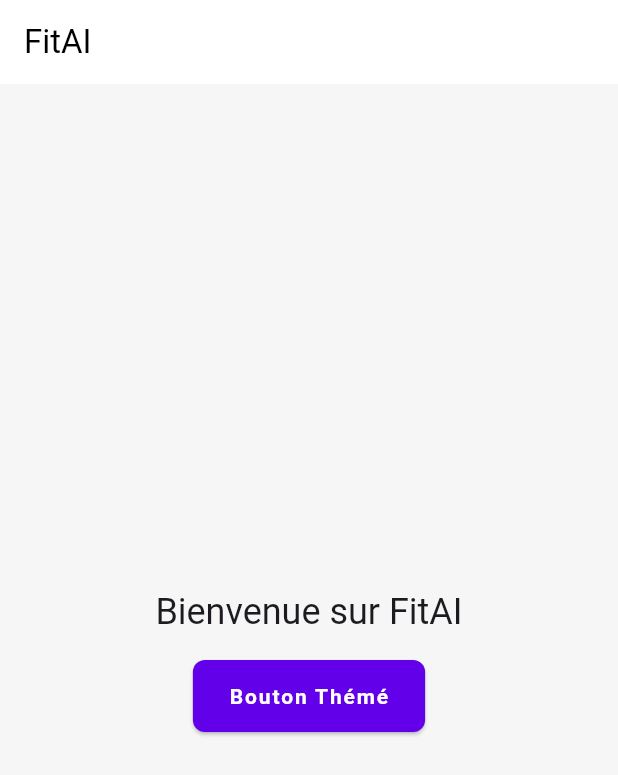
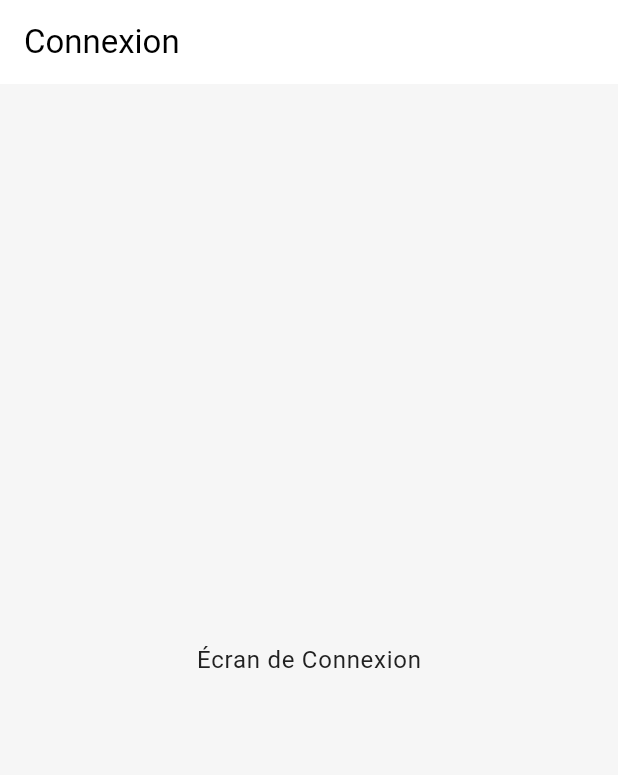
Before and after one commit to Falkor555/MSP1_BL, a Flutter app: the screen it shows after launch, on a phone screen of 412 x 824 dp. Shown: the top 775 px of the screen. Run offline on Flutter 3.47's test engine with Material 3 defaults, Android fonts, the phone set to English and light mode, and no system bars; our stand-ins replace dio, flutter_riverpod, flutter_secure_storage, go_router.

Commit message:
feat(navigation): implémentation de GoRouter avec redirect guard
- Création des écrans "bouchons" pour Auth et TryOn
- Implémentation de app_router.dart avec la définition des 6 routes principales
- Ajout du redirect guard pour forcer le passage par /login si aucun token n'est stocké
- Migration de main.dart vers MaterialApp.router avec Riverpod

```diff
--- /dev/null
+++ b/fitai_app/lib/core/router/app_router.dart
@@ -0,0 +1,58 @@
+import 'package:flutter_riverpod/flutter_riverpod.dart';
+import 'package:go_router/go_router.dart';
+import 'package:flutter_secure_storage/flutter_secure_storage.dart';
+
+import '../constants/api_constants.dart';
+// Importe tes écrans ici (ajuste les chemins si besoin)
+import '../../features/auth/login_screen.dart';
+import '../../features/auth/register_screen.dart';
+import '../../features/tryon/home_screen.dart';
+import '../../features/tryon/tryon_screen.dart';
+import '../../features/tryon/history_screen.dart';
+import '../../features/tryon/result_screen.dart';
+
+// Provider pour injecter facilement le stockage sécurisé
+final secureStorageProvider = Provider((ref) => const FlutterSecureStorage());
+
+// Provider principal du routeur
+final routerProvider = Provider<GoRouter>((ref) {
+  final storage = ref.watch(secureStorageProvider);
+
+  return GoRouter(
+    initialLocation: '/home',
+    // Le "Guard" de redirection : s'exécute avant chaque changement de route
+    redirect: (context, state) async {
+      // 1. Vérification de la présence du token JWT
+      final token = await storage.read(key: ApiConstants.accessTokenKey);
+      final isLoggedIn = token != null;
+
+      // 2. Où l'utilisateur essaie-t-il d'aller ?
+      final isGoingToLogin = state.matchedLocation == '/login';
+      final isGoingToRegister = state.matchedLocation == '/register';
+
+      // 3. Logique de protection
+      // S'il n'est pas connecté et qu'il essaie d'aller ailleurs que sur Login/Register -> Dehors
+      if (!isLoggedIn && !isGoingToLogin && !isGoingToRegister) {
+        return '/login';
+      }
+
+      // S'il est DÉJÀ connecté et qu'il essaie de retourner sur Login/Register -> Redirection vers Home
+      if (isLoggedIn && (isGoingToLogin || isGoingToRegister)) {
+        return '/home';
+      }
+
+      // Si tout est OK, on le laisse passer (return null)
+      return null;
+    },
+
+    // Définition de toutes les routes de l'application
+    routes: [
+      GoRoute(path: '/login', builder: (context, state) => const LoginScreen()),
+      GoRoute(path: '/register', builder: (context, state) => const RegisterScreen()),
+      GoRoute(path: '/home', builder: (context, state) => const HomeScreen()),
+      GoRoute(path: '/tryon', builder: (context, state) => const TryOnScreen()),
+      GoRoute(path: '/history', builder: (context, state) => const HistoryScreen()),
+      GoRoute(path: '/result', builder: (context, state) => const ResultScreen()),
+    ],
+  );
+});
--- /dev/null
+++ b/fitai_app/lib/features/auth/login_screen.dart
@@ -0,0 +1,13 @@
+import 'package:flutter/material.dart';
+
+class LoginScreen extends StatelessWidget {
+  const LoginScreen({super.key});
+
+  @override
+  Widget build(BuildContext context) {
+    return Scaffold(
+      appBar: AppBar(title: const Text('Connexion')),
+      body: const Center(child: Text('Écran de Connexion')),
+    );
+  }
+}
--- a/fitai_app/lib/main.dart
+++ b/fitai_app/lib/main.dart
@@ -1,39 +1,28 @@
 import 'package:flutter/material.dart';
 import 'package:flutter_riverpod/flutter_riverpod.dart';
+
 import 'core/theme/app_theme.dart';
+import 'core/router/app_router.dart';
 
 void main() {
-  // ProviderScope permet à Riverpod de fonctionner dans toute l'app
   runApp(const ProviderScope(child: FitAiApp()));
 }
 
-class FitAiApp extends StatelessWidget {
+// FitAiApp devient un ConsumerWidget pour pouvoir lire les "Providers" de Riverpod
+class FitAiApp extends ConsumerWidget {
   const FitAiApp({super.key});
 
   @override
-  Widget build(BuildContext context) {
-    return MaterialApp(
+  Widget build(BuildContext context, WidgetRef ref) {
+    // On récupère notre instance de GoRouter
+    final router = ref.watch(routerProvider);
+
+    // On utilise MaterialApp.router pour déléguer la navigation à go_router
+    return MaterialApp.router(
       title: 'FitAI TryOn',
-      debugShowCheckedModeBanner: false, // Enlève le petit bandeau "DEBUG"
-      theme: AppTheme.lightTheme, // On applique notre thème ici !
-
-      // Pour l'instant, un simple écran d'accueil temporaire
-      home: Scaffold(
-        appBar: AppBar(title: const Text('FitAI')),
-        body: Center(
-          child: Column(
-            mainAxisAlignment: MainAxisAlignment.center,
-            children: [
-              Text('Bienvenue sur FitAI', style: Theme.of(context).textTheme.headlineSmall),
-              const SizedBox(height: 16),
-              ElevatedButton(
-                onPressed: () {},
-                child: const Text('Bouton Thémé'),
-              ),
-            ],
-          ),
-        ),
-      ),
+      debugShowCheckedModeBanner: false,
+      theme: AppTheme.lightTheme,
+      routerConfig: router, // Injection de la configuration du routeur
     );
   }
 }
```
Also changed, not shown: fitai_app/lib/features/auth/register_screen.dart (added, +13 -0 lines), fitai_app/lib/features/tryon/history_screen.dart (added, +13 -0 lines), fitai_app/lib/features/tryon/home_screen.dart (added, +13 -0 lines), fitai_app/lib/features/tryon/result_screen.dart (added, +13 -0 lines), fitai_app/lib/features/tryon/tryon_screen.dart (added, +13 -0 lines).
